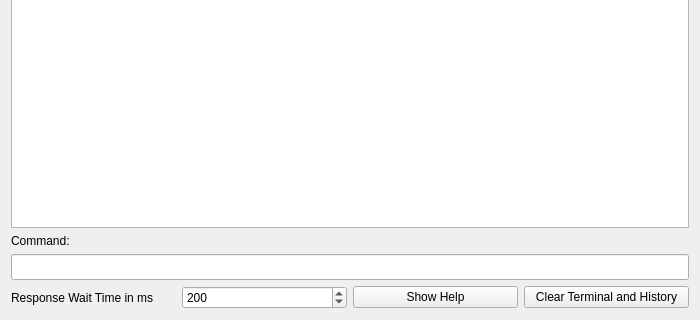
Above: dct_widgets/debugterminal/debugterminal.ui from KAYA-Instruments/SDI-Control-Point before the change; both pictures show x 0 to 700 and y 580 to 900 of the 700 by 900 pixel window. Below: the same form after it.
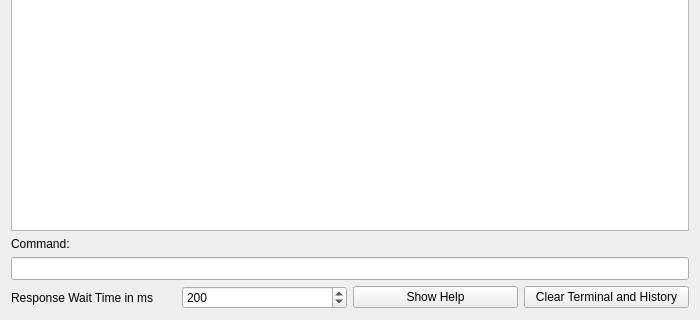
That is the form after the change. Icons and pictures are not drawn.

Commit message:
Changed Courier 10 Pitch Font to standard Courier
- Courier 10 Pitch font is not displayed under windows, so standard
  Courier is used instead for the Debug Terminal and the info box

Diff of the .ui file:
```diff
--- a/dct_widgets/debugterminal/debugterminal.ui
+++ b/dct_widgets/debugterminal/debugterminal.ui
@@ -31,8 +31,7 @@
     <widget class="QTextBrowser" name="tbTerminal">
      <property name="font">
       <font>
-       <family>Courier 10 Pitch</family>
-       <pointsize>10</pointsize>
+       <family>Courier</family>
       </font>
      </property>
     </widget>
@@ -54,7 +53,7 @@
     <widget class="QLineEdit" name="letInput">
      <property name="font">
       <font>
-       <family>Courier 10 Pitch</family>
+       <family>Courier</family>
        <pointsize>10</pointsize>
       </font>
      </property>
```
The commit also changes 1 other file.
